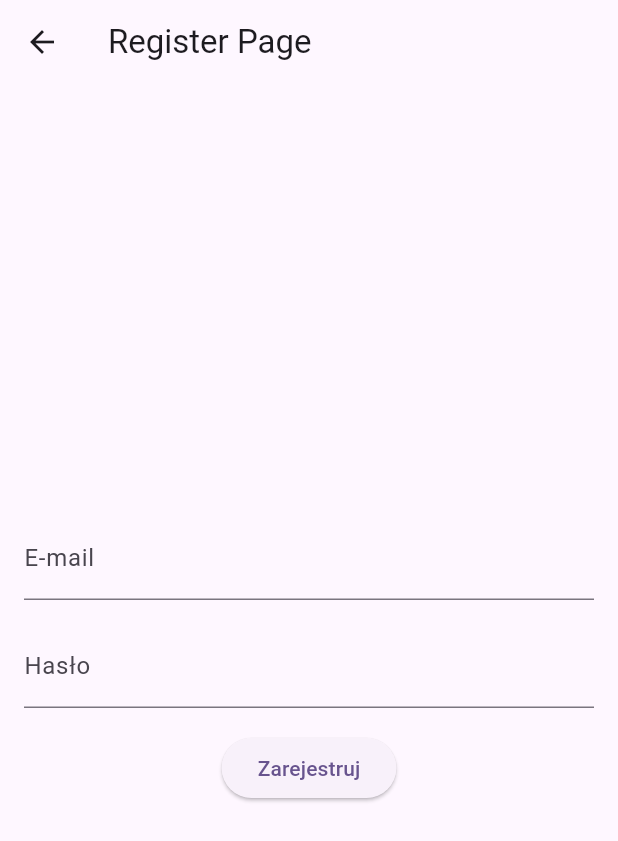
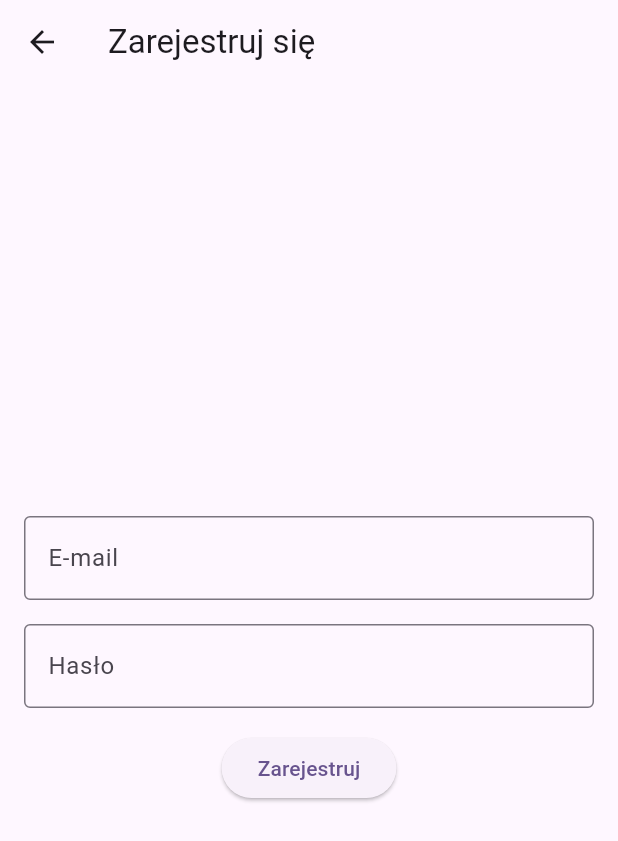
Before and after one commit to BartoszOwczarek22/ScanNSave, a Flutter app: the screen it shows after launch, after a tap on "Zarejestruj", on a phone screen of 412 x 824 dp. Shown: the top 841 px of the screen. Run offline on Flutter 3.47's test engine with Material 3 defaults, Android fonts, the phone set to English and light mode, and no system bars; our stand-ins replace firebase_auth, firebase_core, flutter_riverpod, flutter_svg, shared_preferences; accounts and stored records are empty.

Commit message:
poprawki interfejsu, dodanie loga

```diff
--- a/Flutter/lib/logingPage.dart
+++ b/Flutter/lib/logingPage.dart
@@ -1,6 +1,7 @@
 import 'package:firebase_auth/firebase_auth.dart';
 import 'package:flutter/material.dart';
 import 'package:flutter_riverpod/flutter_riverpod.dart';
+import 'package:flutter_svg/flutter_svg.dart';
 
 class LoginPage extends ConsumerStatefulWidget {
   const LoginPage({Key? key}) : super(key: key);
@@ -18,19 +19,31 @@ class  _LoginPageState extends ConsumerState<LoginPage> {
   Widget build(BuildContext context) {
     final isLoading = ref.watch(isLoadingProvider);
     return Scaffold(
-      appBar: AppBar(
-        title: const Text('Login Page'),
-      ),
-      body: Center(
-        child: Padding(padding: const EdgeInsets.all(16),
+      // appBar: AppBar(
+      //   title: const Text('Login Page'),
+      // ),
+      body: SafeArea(
+        child:
+          Padding(padding: const EdgeInsets.all(16),
           child:
           Column(
-            mainAxisAlignment: MainAxisAlignment.center,
+            //mainAxisAlignment: MainAxisAlignment.start,
             children: [
+              Spacer(),
+
+              SvgPicture.asset(
+                'assets/icons/logo.svg',
+                colorFilter: ColorFilter.mode(Color.fromARGB(255, 99, 171, 243), BlendMode.srcIn), // <- tutaj ustawiasz kolor
+                width: 110,
+                height: 110,
+              ),
+              const SizedBox(height: 40),
+
               TextField(
                 controller: _emailController,
                 decoration: const InputDecoration(
                   labelText: 'E-mail',
+                  border: OutlineInputBorder(),
                 ),
               ),
               const SizedBox(height: 16),
@@ -38,6 +51,7 @@ class  _LoginPageState extends ConsumerState<LoginPage> {
                 controller: _passwordController,
                 decoration: const InputDecoration(
                   labelText: 'Hasło',
+                  border: OutlineInputBorder(),
                 ),
                 obscureText: true,
               ),
@@ -105,10 +119,12 @@ class  _LoginPageState extends ConsumerState<LoginPage> {
                 },
                 child: const Text('Zarejestruj'),
               ),
+
+               Spacer(),
             ],
           ),
         )
-      ),
+      )
     );
   }
 }
--- a/Flutter/lib/main.dart
+++ b/Flutter/lib/main.dart
@@ -107,7 +107,7 @@ class HomePageState extends ConsumerState<HomePage> {
   @override
   Widget build(BuildContext context) {
     return Scaffold(
-      appBar: AppBar(title: const Text("Kamera")),
+      appBar: AppBar(title: const Text("Strona główna")),
       body: Center(
         child: ElevatedButton(
           onPressed: () async {
--- a/Flutter/lib/registerPage.dart
+++ b/Flutter/lib/registerPage.dart
@@ -21,7 +21,7 @@ class _RegisterPageState extends ConsumerState<RegisterPage> {
     final isRegistering = ref.watch(isRegisteringProvider);
     return Scaffold(
       appBar: AppBar(
-        title: const Text('Register Page'),
+        title: const Text('Zarejestruj się'),
       ),
       body: Center(
         child: Padding(
@@ -32,6 +32,7 @@ class _RegisterPageState extends ConsumerState<RegisterPage> {
               TextField(
                 decoration: const InputDecoration(
                   labelText: 'E-mail',
+                  border: OutlineInputBorder(),
                 ),
                 controller: emailController,
               ),
@@ -39,6 +40,7 @@ class _RegisterPageState extends ConsumerState<RegisterPage> {
               TextField(
                 decoration: const InputDecoration(
                   labelText: 'Hasło',
+                  border: OutlineInputBorder(),
                 ),
                 controller: passwordController,
                 obscureText: true,
@@ -62,6 +64,7 @@ class _RegisterPageState extends ConsumerState<RegisterPage> {
                             email,
                             password,
                           );
+
 
                           if (!mounted) return;
 
--- a/Flutter/lib/verifyPage.dart
+++ b/Flutter/lib/verifyPage.dart
@@ -52,6 +52,9 @@ class _EmailVerificationPageState extends ConsumerState<EmailVerificationPage>
         ScaffoldMessenger.of(
           context,
         ).showSnackBar(SnackBar(content: Text('E-mail został zweryfikowany!')));
+
+        FirebaseAuth.instance.signOut();
+        Navigator.pushNamedAndRemoveUntil(context, "/login", ( route) => false);
         // Opcjonalnie - przejście na inny ekran po weryfikacji
       }
     }
--- a/Flutter/pubspec.yaml
+++ b/Flutter/pubspec.yaml
@@ -38,6 +38,7 @@ dependencies:
   flutter_riverpod: ^2.6.1
   firebase_core: ^3.13.0
   firebase_auth: ^5.5.3
+  flutter_svg: ^2.0.9
 
 dev_dependencies:
   flutter_test:
@@ -55,7 +56,8 @@ dev_dependencies:
 
 # The following section is specific to Flutter packages.
 flutter:
-
+  assets:
+    - assets/icons/logo.svg
   # The following line ensures that the Material Icons font is
   # included with your application, so that you can use the icons in
   # the material Icons class.
```
Also changed, not shown: Flutter/assets/icons/logo.svg (added), Flutter/pubspec.lock.
